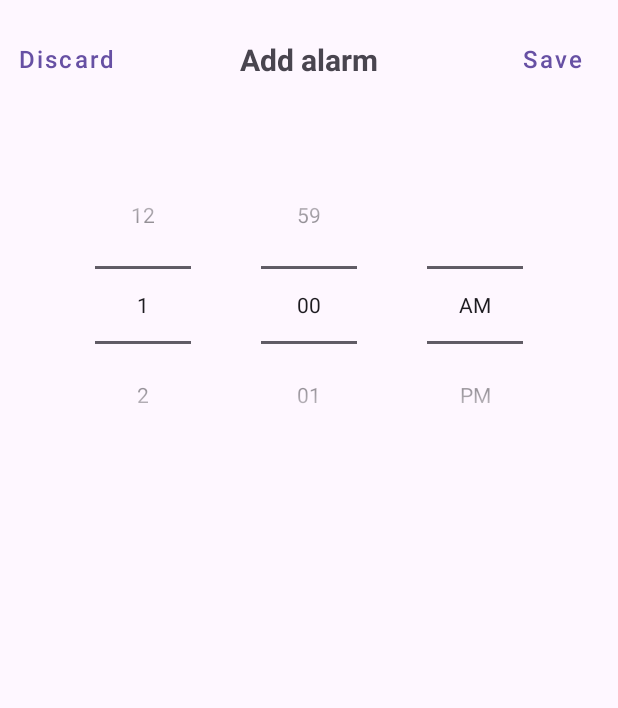
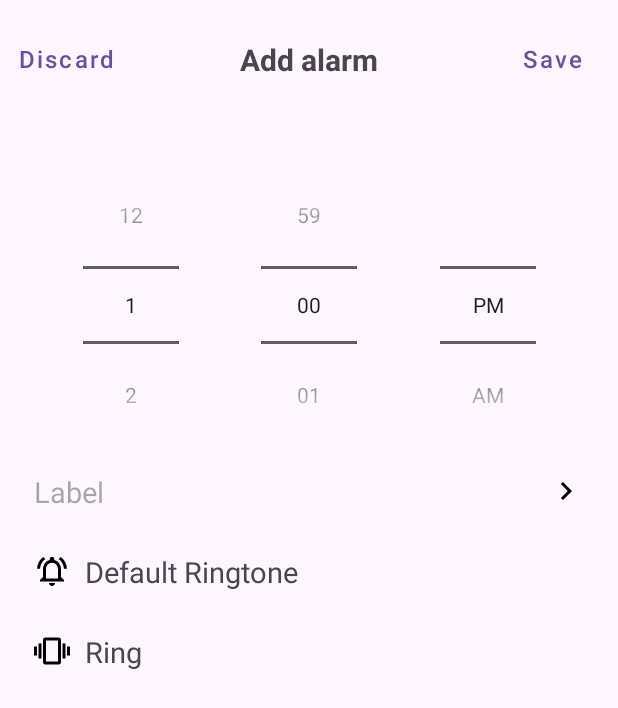
Before and after one commit to FaiSaL-YouSaF/Clock, an Android app: the screen it shows after launch (AddNewAlarm), after a tap on "Add New", on a phone screen of 412 x 824 dp. Shown: the top 708 px of the screen. Run offline under Robolectric (Android 15) with nearby library versions, the phone set to English and light mode, and no system bars.

```diff
--- a/app/src/main/java/com/faisalyousaf777/clock/AddNewAlarm.java
+++ b/app/src/main/java/com/faisalyousaf777/clock/AddNewAlarm.java
@@ -2,17 +2,28 @@ package com.faisalyousaf777.clock;
 
 import android.os.Bundle;
 import android.widget.NumberPicker;
+import android.widget.Toast;
 
 import androidx.activity.EdgeToEdge;
 import androidx.appcompat.app.AppCompatActivity;
+import androidx.appcompat.widget.AppCompatButton;
+import androidx.appcompat.widget.AppCompatEditText;
+import androidx.appcompat.widget.AppCompatTextView;
 import androidx.core.graphics.Insets;
 import androidx.core.view.ViewCompat;
 import androidx.core.view.WindowInsetsCompat;
 
+import com.faisalyousaf777.clock.entity.Alarm;
+
 public class AddNewAlarm extends AppCompatActivity {
 
+    private AppCompatButton discardButton, saveButton;
     private NumberPicker hourNumberPicker, minuteNumberPicker, amPmNumberPicker;
+    private AppCompatEditText labelEditText;
+    private AppCompatTextView ringtoneTextView, alertModeTextView;
+    private AlarmDbHelper alarmDbHelper;
 
+    @SuppressWarnings("MissingInflatedId")
     @Override
     protected void onCreate(Bundle savedInstanceState) {
         super.onCreate(savedInstanceState);
@@ -23,9 +34,14 @@ public class AddNewAlarm extends AppCompatActivity {
             v.setPadding(systemBars.left, systemBars.top, systemBars.right, systemBars.bottom);
             return insets;
         });
+        discardButton = findViewById(R.id.discardButton);
+        saveButton = findViewById(R.id.saveButton);
         hourNumberPicker = findViewById(R.id.hourNumberPicker);
         minuteNumberPicker = findViewById(R.id.minuteNumberPicker);
         amPmNumberPicker = findViewById(R.id.amPmNumberPicker);
+        labelEditText = findViewById(R.id.labelEditText);
+        ringtoneTextView = findViewById(R.id.ringtoneTextView);
+        alertModeTextView = findViewById(R.id.alertModeTextView);
 
         String [] arrayOfMinutes = {
                 "00", "01", "02", "03", "04", "05", "06", "07", "08", "09",
@@ -34,7 +50,7 @@ public class AddNewAlarm extends AppCompatActivity {
                 "30", "31", "32", "33", "34", "35", "36", "37", "38", "39",
                 "40", "41", "42", "43", "44", "45", "46", "47", "48", "49",
                 "50", "51", "52", "53", "54", "55", "56", "57", "58", "59"};
-        String [] arrayOfAmPm = {"AM", "PM"};
+        String [] arrayOfAmPm = {"PM", "AM"};
 
         hourNumberPicker.setMinValue(1);
         hourNumberPicker.setMaxValue(12);
@@ -44,5 +60,18 @@ public class AddNewAlarm extends AppCompatActivity {
         amPmNumberPicker.setDisplayedValues(arrayOfAmPm);
         amPmNumberPicker.setMinValue(0);
         amPmNumberPicker.setMaxValue(1);
+
+
+        saveButton.setOnClickListener(v -> {
+            Alarm alarm = new Alarm(hourNumberPicker.getValue(), minuteNumberPicker.getValue(), amPmNumberPicker.getValue() == 1, labelEditText.getText().toString(), "Default", false);
+            alarmDbHelper = AlarmDbHelper.getInstance(this);
+            alarmDbHelper.insertAlarm(alarm);
+            Toast.makeText(this, "Alarm saved to DB", Toast.LENGTH_SHORT).show();
+            finish();
+        });
+
+        discardButton.setOnClickListener(v -> {
+            finish();
+        });
     }
 }
--- /dev/null
+++ b/app/src/main/java/com/faisalyousaf777/clock/AlarmDbHelper.java
@@ -0,0 +1,142 @@
+package com.faisalyousaf777.clock;
+
+import android.content.ContentValues;
+import android.content.Context;
+import android.database.Cursor;
+import android.database.sqlite.SQLiteDatabase;
+import android.database.sqlite.SQLiteOpenHelper;
+import android.util.Log;
+
+import com.faisalyousaf777.clock.entity.Alarm;
+
+import java.util.ArrayList;
+import java.util.List;
+
+public class AlarmDbHelper extends SQLiteOpenHelper {
+
+    public static final String TABLE_NAME = "alarm_table";
+    public static final String COL_ID = "alarm_id";
+    public static final String COL_HOURS = "hours";
+    public static final String COL_MINUTES = "minutes";
+    public static final String COL_LABEL = "label";
+    public static final String COL_DAYS = "days";
+    public static final String COL_RINGTONE = "ringtone";
+    public static final String COL_VIBRATE = "vibrate";
+    public static final String COL_AM_PM = "am_pm";
+
+    public static final String CREATE_TABLE = String.format("CREATE TABLE IF NOT EXISTS %s (%s INTEGER PRIMARY KEY AUTOINCREMENT, %s INTEGER, %s INTEGER, %s INTEGER, %s TEXT, %s TEXT, %s INTEGER)", TABLE_NAME, COL_ID, COL_HOURS, COL_MINUTES, COL_AM_PM, COL_LABEL, COL_RINGTONE, COL_VIBRATE);
+    public static final String DROP_TABLE = String.format("DROP TABLE IF EXISTS %s", TABLE_NAME);
+
+
+    public static final String DB_NAME = "clock_database";
+    public static final int DB_VERSION = 1;
+
+    private static AlarmDbHelper instance;
+
+    public static AlarmDbHelper getInstance(Context context) {
+        if (instance == null) {
+            instance = new AlarmDbHelper(context.getApplicationContext());
+        }
+        return instance;
+    }
+
+    private AlarmDbHelper(Context context) {
+        super(context, DB_NAME, null, DB_VERSION);
+    }
+
+    @Override
+    public void onCreate(SQLiteDatabase db) {
+        db.execSQL(CREATE_TABLE);
+    }
+
+    @Override
+    public void onUpgrade(SQLiteDatabase db, int oldVersion, int newVersion) {
+        if (oldVersion != newVersion) {
+            db.execSQL(DROP_TABLE);
+            onCreate(db);
+        }
+    }
+
+    public void insertAlarm(final Alarm alarm) {
+        SQLiteDatabase db = getWritableDatabase();
+        ContentValues contentValues = new ContentValues();
+        contentValues.put(COL_HOURS, alarm.getHours());
+        contentValues.put(COL_MINUTES, alarm.getMinutes());
+        contentValues.put(COL_AM_PM, alarm.isAm() ? 1 : 0);
+        contentValues.put(COL_LABEL, alarm.getLabel());
+        contentValues.put(COL_RINGTONE, alarm.getRingtone());
+        contentValues.put(COL_VIBRATE, alarm.isVibrate());
+
+        try {
+            db.insert(TABLE_NAME, null, contentValues);
+        } catch (final Exception ex) {
+            Log.d("Insert_Error", "insertAlarm: " + ex.getMessage());
+        }
+        db.close();
+    }
+
+
+    public Alarm getAlarmById(int alarmId) {
+        Alarm alarm = null; // Initialize to null to indicate no alarm found
+        try (
+                SQLiteDatabase db = getReadableDatabase();
+                Cursor cursor = db.query(
+                        TABLE_NAME,
+                        new String[]{COL_ID, COL_HOURS, COL_MINUTES, COL_LABEL, COL_RINGTONE, COL_VIBRATE, COL_AM_PM},
+                        COL_ID + " = ?", new String[]{String.valueOf(alarmId)},
+                        null, null, null
+                )
+        ) {
+            if (cursor != null && cursor.moveToFirst()) {
+                alarm = new Alarm();
+                alarm.setAlarmId(cursor.getInt(cursor.getColumnIndexOrThrow(COL_ID)));
+                alarm.setHours(cursor.getInt(cursor.getColumnIndexOrThrow(COL_HOURS)));
+                alarm.setMinutes(cursor.getInt(cursor.getColumnIndexOrThrow(COL_MINUTES)));
+                alarm.setLabel(cursor.getString(cursor.getColumnIndexOrThrow(COL_LABEL)));
+                alarm.setRingtone(cursor.getString(cursor.getColumnIndexOrThrow(COL_RINGTONE)));
+                alarm.setVibrate(cursor.getInt(cursor.getColumnIndexOrThrow(COL_VIBRATE)) == 1);
+                alarm.setAm(cursor.getInt(cursor.getColumnIndexOrThrow(COL_AM_PM)) == 1);
+            } else {
+                Log.d("AlarmDbHelper", "No alarm found with ID: " + alarmId);
+            }
+        } catch (final Exception e) {
+            Log.e("AlarmDbHelper", "Error retrieving alarm with ID: " + alarmId, e);
+        }
+        return alarm;
+    }
+
+
+    public List<Alarm> getAllAlarms() {
+        List<Alarm> listOfAlarms = new ArrayList<>();
+
+        try (
+                SQLiteDatabase db = getReadableDatabase();
+                Cursor cursor = db.query(
+                        TABLE_NAME,
+                        new String[]{COL_ID, COL_HOURS, COL_MINUTES, COL_AM_PM, COL_LABEL, COL_RINGTONE, COL_VIBRATE}, // Explicit columns
+                        null, null, null, null, null
+                )
+        ) {
+            if (cursor != null) {
+                while (cursor.moveToNext()) {
+                    Alarm alarm = new Alarm();
+                    alarm.setAlarmId(cursor.getInt(cursor.getColumnIndexOrThrow(COL_ID)));
+                    alarm.setHours(cursor.getInt(cursor.getColumnIndexOrThrow(COL_HOURS)));
+                    alarm.setMinutes(cursor.getInt(cursor.getColumnIndexOrThrow(COL_MINUTES)));
+                    alarm.setAm(cursor.getInt(cursor.getColumnIndexOrThrow(COL_AM_PM)) == 1);
+                    alarm.setLabel(cursor.getString(cursor.getColumnIndexOrThrow(COL_LABEL)));
+                    alarm.setRingtone(cursor.getString(cursor.getColumnIndexOrThrow(COL_RINGTONE)));
+                    alarm.setVibrate(cursor.getInt(cursor.getColumnIndexOrThrow(COL_VIBRATE)) == 1);
+                    listOfAlarms.add(alarm);
+                }
+            } else {
+                Log.d("AlarmDbHelper", "No alarms found in the database");
+            }
+        } catch (final Exception e) {
+            Log.e("AlarmDbHelper", "Error retrieving alarms from the database", e);
+        }
+        return listOfAlarms;
+    }
+
+
+}
--- a/app/src/main/java/com/faisalyousaf777/clock/fragment/AlarmFragment.java
+++ b/app/src/main/java/com/faisalyousaf777/clock/fragment/AlarmFragment.java
@@ -11,6 +11,7 @@ import android.view.View;
 import android.view.ViewGroup;
 import android.widget.Toast;
 
+import com.faisalyousaf777.clock.AlarmDbHelper;
 import com.faisalyousaf777.clock.R;
 import com.faisalyousaf777.clock.adapter.AlarmAdapter;
 import com.faisalyousaf777.clock.entity.Alarm;
@@ -30,7 +31,6 @@ public class AlarmFragment extends Fragment {
     public static AlarmFragment newInstance() {
         AlarmFragment fragment = new AlarmFragment();
         Bundle args = new Bundle();
-
         fragment.setArguments(args);
         return fragment;
     }
@@ -43,34 +43,8 @@ public class AlarmFragment extends Fragment {
         if (getArguments() != null) {
             rvAlarms = view.findViewById(R.id.rvAlarms);
             rvAlarms.setLayoutManager(new LinearLayoutManager(getContext()));
-            rvAlarms.setAdapter(new AlarmAdapter(sampleData()));
-            Toast.makeText(getContext(), "AdapterSet", Toast.LENGTH_SHORT).show();
+            rvAlarms.setAdapter(new AlarmAdapter(AlarmDbHelper.getInstance(getContext()).getAllAlarms()));
         }
         return view;
     }
-
-    public List<Alarm> sampleData() {
-        return List.of(
-                new Alarm(5, 34, true),
-                new Alarm(1, 48, false),
-                new Alarm(2, 48, false),
-                new Alarm(6, 48, true),
-                new Alarm(3, 48, false),
-                new Alarm(4, 28, false),
-                new Alarm(3, 38, true),
-                new Alarm(7, 12, false),
-                new Alarm(11, 10, false),
-                new Alarm(10, 25, true),
-                new Alarm(2, 32, false),
-                new Alarm(8, 59, false),
-                new Alarm(4, 49, true),
-                new Alarm(5, 44, false),
-                new Alarm(7, 18, false),
-                new Alarm(9, 20, true),
-                new Alarm(4, 48, false),
-                new Alarm(3, 48, false),
-                new Alarm(2, 13, true),
-                new Alarm(12, 23, false)
-        );
-    }
 }
--- /dev/null
+++ b/app/src/main/res/drawable/baseline_navigate_next_24.xml
@@ -0,0 +1,5 @@
+<vector xmlns:android="http://schemas.android.com/apk/res/android" android:autoMirrored="true" android:height="24dp" android:tint="#000000" android:viewportHeight="24" android:viewportWidth="24" android:width="24dp">
+
+    <path android:fillColor="@android:color/white" android:pathData="M10,6L8.59,7.41 13.17,12l-4.58,4.59L10,18l6,-6z"/>
+
+</vector>
--- /dev/null
+++ b/app/src/main/res/drawable/outline_notifications_active_24.xml
@@ -0,0 +1,5 @@
+<vector xmlns:android="http://schemas.android.com/apk/res/android" android:height="24dp" android:tint="#000000" android:viewportHeight="24" android:viewportWidth="24" android:width="24dp">
+
+    <path android:fillColor="@android:color/white" android:pathData="M12,22c1.1,0 2,-0.9 2,-2h-4c0,1.1 0.9,2 2,2zM18,16v-5c0,-3.07 -1.63,-5.64 -4.5,-6.32L13.5,4c0,-0.83 -0.67,-1.5 -1.5,-1.5s-1.5,0.67 -1.5,1.5v0.68C7.64,5.36 6,7.92 6,11v5l-2,2v1h16v-1l-2,-2zM16,17L8,17v-6c0,-2.48 1.51,-4.5 4,-4.5s4,2.02 4,4.5v6zM7.58,4.08L6.15,2.65C3.75,4.48 2.17,7.3 2.03,10.5h2c0.15,-2.65 1.51,-4.97 3.55,-6.42zM19.97,10.5h2c-0.15,-3.2 -1.73,-6.02 -4.12,-7.85l-1.42,1.43c2.02,1.45 3.39,3.77 3.54,6.42z"/>
+
+</vector>
--- /dev/null
+++ b/app/src/main/res/drawable/outline_vibration_24.xml
@@ -0,0 +1,5 @@
+<vector xmlns:android="http://schemas.android.com/apk/res/android" android:height="24dp" android:tint="#000000" android:viewportHeight="24" android:viewportWidth="24" android:width="24dp">
+
+    <path android:fillColor="@android:color/white" android:pathData="M0,15h2L2,9L0,9v6zM3,17h2L5,7L3,7v10zM22,9v6h2L24,9h-2zM19,17h2L21,7h-2v10zM16.5,3h-9C6.67,3 6,3.67 6,4.5v15c0,0.83 0.67,1.5 1.5,1.5h9c0.83,0 1.5,-0.67 1.5,-1.5v-15c0,-0.83 -0.67,-1.5 -1.5,-1.5zM16,19L8,19L8,5h8v14z"/>
+
+</vector>
--- a/app/src/main/res/layout/activity_add_new_alarm.xml
+++ b/app/src/main/res/layout/activity_add_new_alarm.xml
@@ -18,7 +18,7 @@
         >
 
         <androidx.appcompat.widget.AppCompatButton
-            android:id="@+id/btnDiscardAddAlarm"
+            android:id="@+id/discardButton"
             android:layout_width="wrap_content"
             android:layout_height="wrap_content"
             android:text="@string/txt_discard"
@@ -44,7 +44,7 @@
             />
 
         <androidx.appcompat.widget.AppCompatButton
-            android:id="@+id/btnSaveAlarm"
+            android:id="@+id/saveButton"
             android:layout_width="wrap_content"
             android:layout_height="wrap_content"
             android:text="@string/txt_save"
@@ -59,9 +59,8 @@
 
     <androidx.constraintlayout.widget.ConstraintLayout
         android:id="@+id/constraintLayoutNumberPickers"
-        android:layout_width="0dp"
+        android:layout_width="match_parent"
         android:layout_height="wrap_content"
-        app:layout_constraintWidth_percent="0.92"
         android:layout_marginTop="50dp"
         app:layout_constraintTop_toBottomOf="@+id/constraintLayoutAddAlarm"
         app:layout_constraintStart_toStartOf="parent"
@@ -94,8 +93,65 @@
             app:layout_constraintStart_toEndOf="@id/minuteNumberPicker"
             app:layout_constraintEnd_toEndOf="parent"
             />
+    </androidx.constraintlayout.widget.ConstraintLayout>
+    <androidx.constraintlayout.widget.ConstraintLayout
+        android:layout_width="match_parent"
+        android:layout_height="wrap_content"
+        app:layout_constraintTop_toBottomOf="@+id/constraintLayoutNumberPickers"
+        app:layout_constraintStart_toStartOf="parent"
+        app:layout_constraintEnd_toEndOf="parent">
 
-
+        <androidx.appcompat.widget.AppCompatEditText
+            android:id="@+id/labelEditText"
+            android:layout_width="0dp"
+            android:layout_height="wrap_content"
+            app:layout_constraintWidth_percent="0.92"
+            android:hint="@string/txt_label"
+            android:padding="6dp"
+            android:background="@color/transparent"
+            android:textSize="19sp"
+            android:gravity="center_vertical"
+            android:layout_marginTop="@dimen/text_view_margin_top"
+            android:drawableEnd="@drawable/baseline_navigate_next_24"
+            android:drawablePadding="15dp"
+            app:layout_constraintTop_toTopOf="parent"
+            app:layout_constraintStart_toStartOf="parent"
+            app:layout_constraintEnd_toEndOf="parent"
+            />
+        <androidx.appcompat.widget.AppCompatTextView
+            android:id="@+id/ringtoneTextView"
+            android:layout_width="0dp"
+            android:layout_height="wrap_content"
+            app:layout_constraintWidth_percent="0.92"
+            android:text="@string/txt_ringtone"
+            android:drawableStart="@drawable/outline_notifications_active_24"
+            android:drawablePadding="10dp"
+            android:padding="6dp"
+            android:background="@color/transparent"
+            android:textSize="19sp"
+            android:gravity="center_vertical"
+            android:layout_marginTop="@dimen/text_view_margin_top"
+            app:layout_constraintTop_toBottomOf="@id/labelEditText"
+            app:layout_constraintStart_toStartOf="@id/labelEditText"
+            app:layout_constraintEnd_toEndOf="@id/labelEditText"
+            />
+        <androidx.appcompat.widget.AppCompatTextView
+            android:id="@+id/alertModeTextView"
+            android:layout_width="0dp"
+            android:layout_height="wrap_content"
+            app:layout_constraintWidth_percent="0.92"
+            android:text="@string/txt_alert_mode"
+            android:drawableStart="@drawable/outline_vibration_24"
+            android:drawablePadding="10dp"
+            android:padding="6dp"
+            android:background="@color/transparent"
+            android:textSize="19sp"
+            android:gravity="center_vertical"
+            android:layout_marginTop="@dimen/text_view_margin_top"
+            app:layout_constraintTop_toBottomOf="@id/ringtoneTextView"
+            app:layout_constraintStart_toStartOf="parent"
+            app:layout_constraintEnd_toEndOf="parent"
+            />
     </androidx.constraintlayout.widget.ConstraintLayout>
 
 </androidx.constraintlayout.widget.ConstraintLayout>
--- a/app/src/main/res/values/dimens.xml
+++ b/app/src/main/res/values/dimens.xml
@@ -6,4 +6,5 @@
     <dimen name="time_txt_size">36sp</dimen>
     <dimen name="is_am_margin_start">10dp</dimen>
     <dimen name="is_am_txt_size">10sp</dimen>
+    <dimen name="text_view_margin_top">15dp</dimen>
 </resources>
--- a/app/src/main/res/values/strings.xml
+++ b/app/src/main/res/values/strings.xml
@@ -27,6 +27,9 @@
     <string name="add_alarm">Add alarm</string>
     <string name="txt_save">Save</string>
     <string name="txt_discard">Discard</string>
+    <string name="txt_label">Label</string>
+    <string name="txt_ringtone">Default Ringtone</string>
+    <string name="txt_alert_mode">Ring</string>
 
 
 </resources>
```
